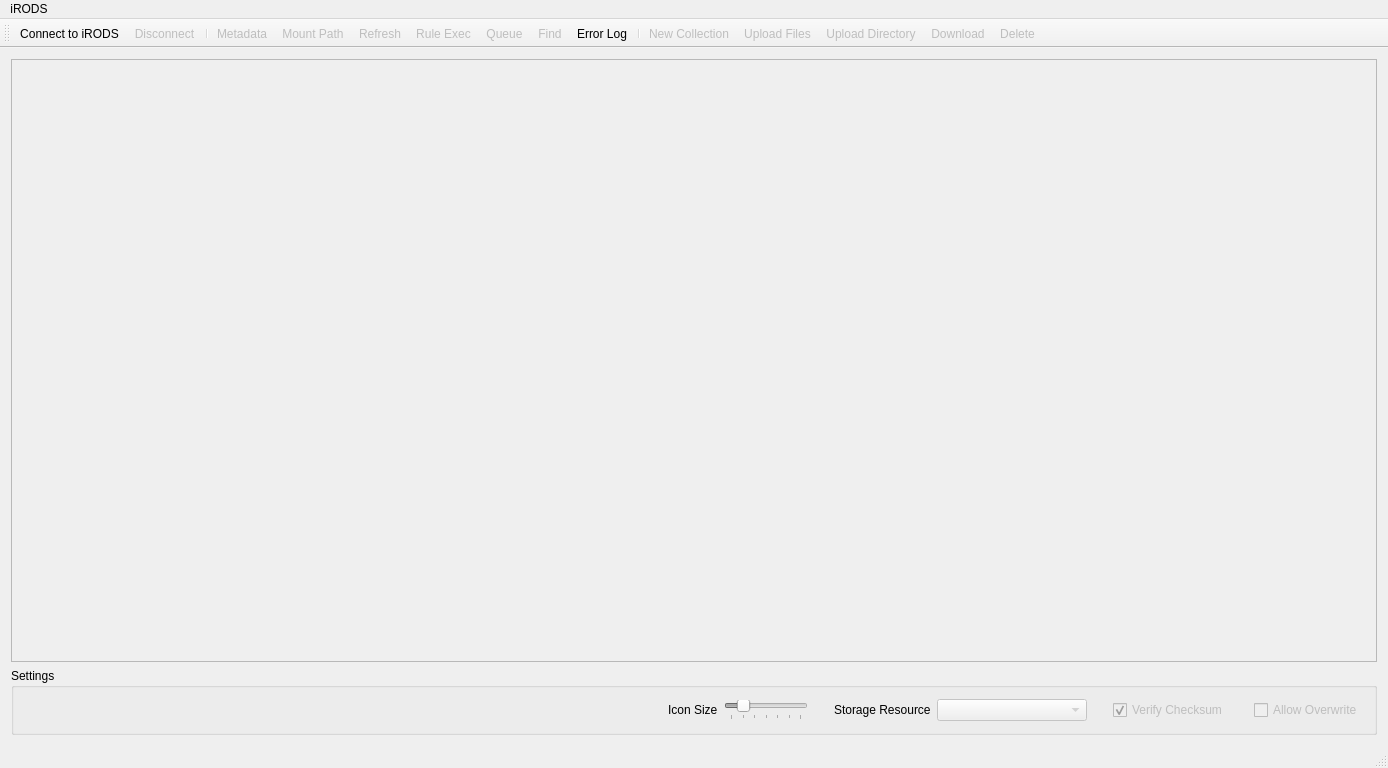
This is src/rodsmainwindow.ui in ilarik/kanki-irodsclient as Qt 5 draws it before an edit. The edited form follows.
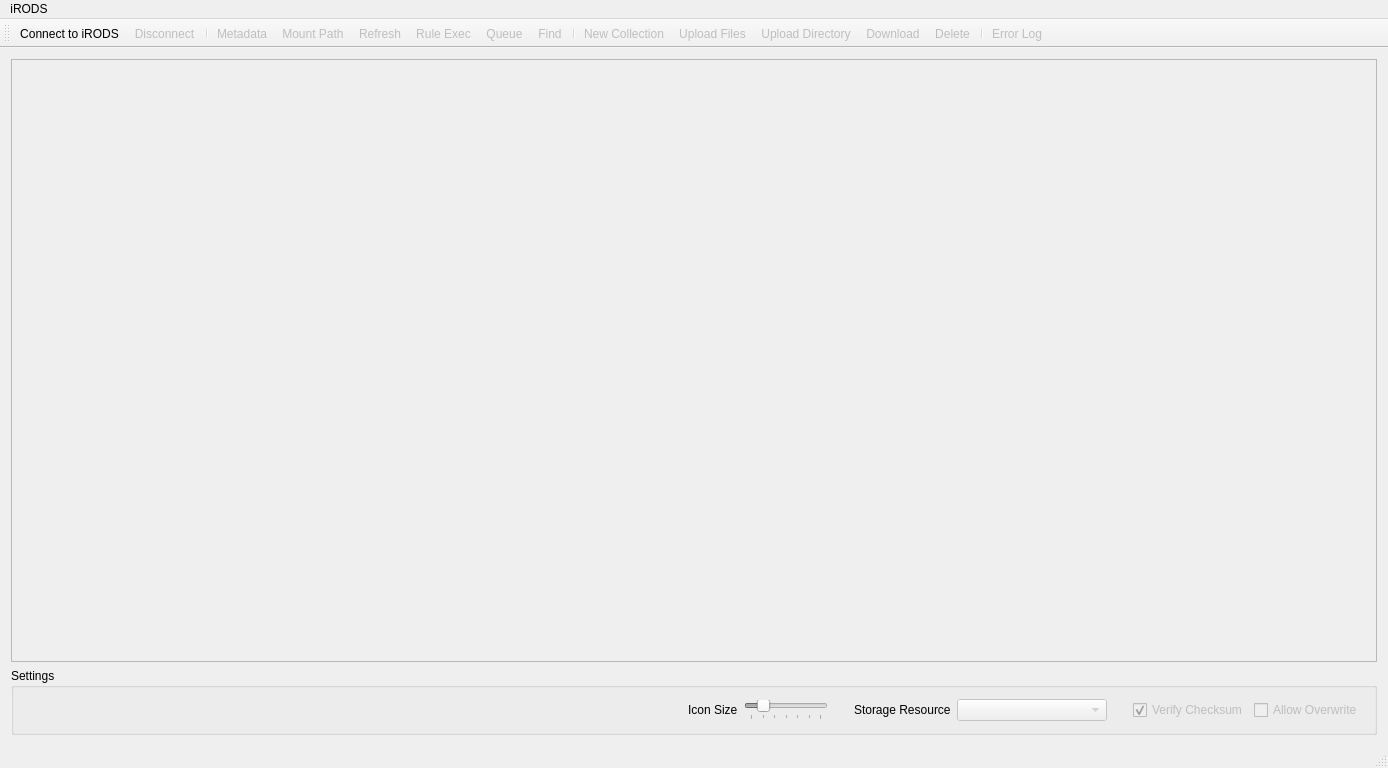
This is the edited form. Icons and pictures are not drawn.

Commit message: rearrange toolbar buttons in grid browser window

```diff
--- a/src/rodsmainwindow.ui
+++ b/src/rodsmainwindow.ui
@@ -242,22 +242,6 @@
            </property>
           </widget>
          </item>
-         <item>
-          <spacer name="horizontalSpacer_4">
-           <property name="orientation">
-            <enum>Qt::Horizontal</enum>
-           </property>
-           <property name="sizeType">
-            <enum>QSizePolicy::Fixed</enum>
-           </property>
-           <property name="sizeHint" stdset="0">
-            <size>
-             <width>20</width>
-             <height>20</height>
-            </size>
-           </property>
-          </spacer>
-         </item>
          <item>
           <widget class="QCheckBox" name="allowOverwrite">
            <property name="enabled">
@@ -320,13 +304,14 @@
    <addaction name="actionRuleExec"/>
    <addaction name="actionQueueStat"/>
    <addaction name="actionFind"/>
-   <addaction name="actionErrorLog"/>
    <addaction name="separator"/>
    <addaction name="actionNewColl"/>
    <addaction name="actionUpload"/>
    <addaction name="actionUploadDirectory"/>
    <addaction name="actionDownload"/>
    <addaction name="actionDelete"/>
+   <addaction name="separator"/>
+   <addaction name="actionErrorLog"/>
   </widget>
   <widget class="QStatusBar" name="statusBar">
    <property name="statusTip">
@@ -562,7 +547,7 @@
   </action>
   <action name="actionErrorLog">
    <property name="enabled">
-    <bool>true</bool>
+    <bool>false</bool>
    </property>
    <property name="icon">
     <iconset resource="icons.qrc">
```
